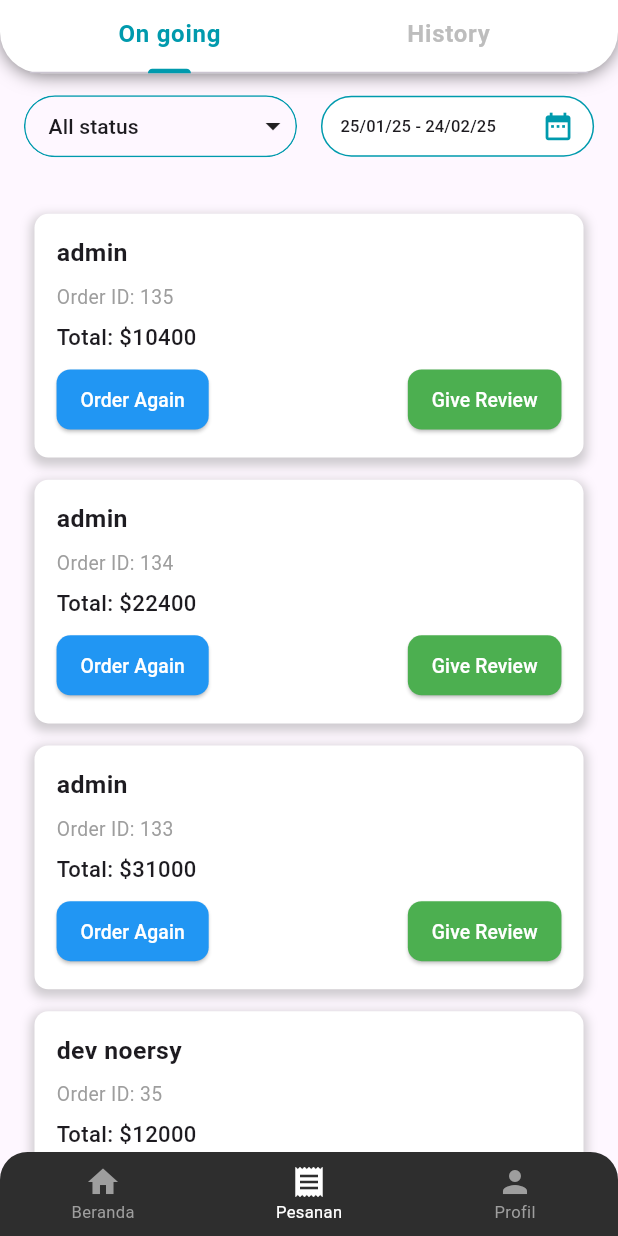
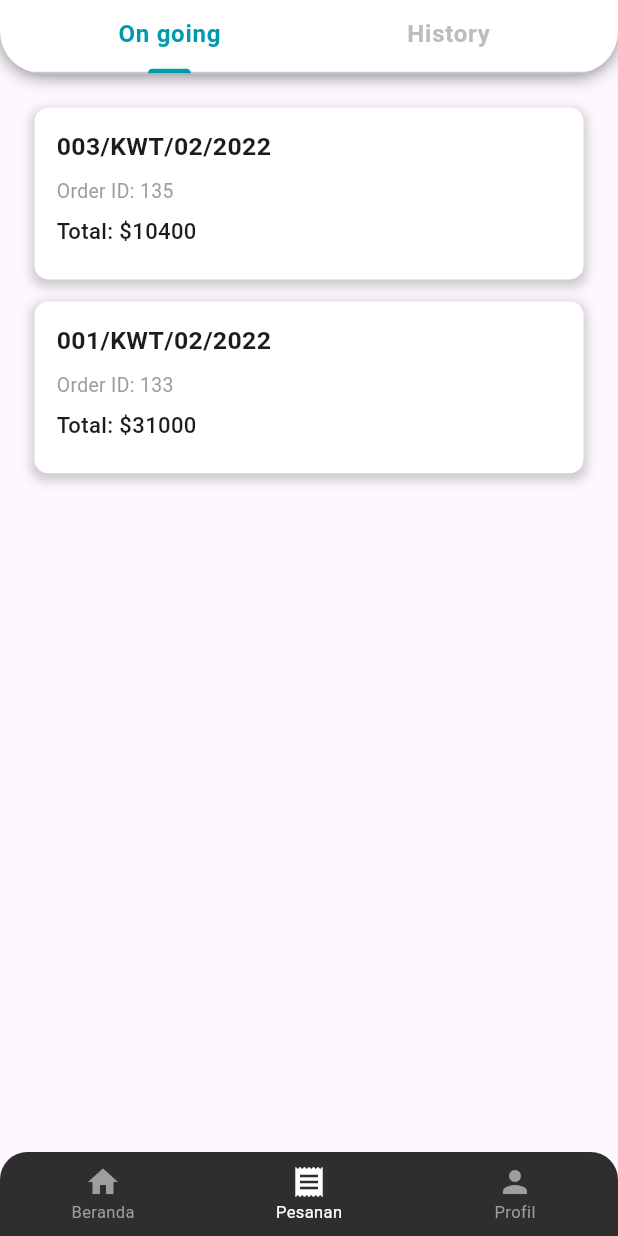
Before and after one commit to tektungg/venturo-javacode-rama, a Flutter app: the OrderScreen screen opened by its route, on a phone screen of 412 x 824 dp. Run offline on Flutter 3.47's test engine with Material 3 defaults, Android fonts, the phone set to English and light mode, and no system bars; our stand-ins replace cached_network_image, device_info_plus, dio, dropdown_button2, firebase_analytics, firebase_auth and 18 more; missing offline and left inert: app_settings, fast_rsa, flutter_inappwebview, panara_dialogs; accounts and stored records are empty; key blocks and very long unbroken strings in the code were emptied for the run.

Commit message:
fix : order list

```diff
--- a/lib/features/order/repositories/order_repository.dart
+++ b/lib/features/order/repositories/order_repository.dart
@@ -5,8 +5,8 @@ class OrderRepository {
       "no_struk": "001/KWT/01/2022",
       "nama": "dev noersy",
       "total_bayar": 12000,
-      "tanggal": "2023-06-19",
-      "status": 2,
+      "tanggal": "2025-02-01",
+      "status": 3,
       "menu": [
         {
           "id_menu": 9,
@@ -67,8 +67,8 @@ class OrderRepository {
       "no_struk": "002/KWT/02/2022",
       "nama": "admin",
       "total_bayar": 22400,
-      "tanggal": "2022-02-18",
-      "status": 0,
+      "tanggal": "2025-02-18",
+      "status": 4,
       "menu": [
         {
           "id_menu": 11,
--- a/lib/features/order/view/components/order_item_card.dart
+++ b/lib/features/order/view/components/order_item_card.dart
@@ -2,19 +2,20 @@ import 'package:flutter/material.dart';
 import 'package:flutter_screenutil/flutter_screenutil.dart';
 
 class OrderItemCard extends StatelessWidget {
-
   const OrderItemCard({
     super.key,
     required this.order,
     this.onTap,
     this.onOrderAgain,
     this.onGiveReview,
+    this.showButtons = false,
   });
 
   final Map<String, dynamic> order;
   final VoidCallback? onTap;
   final VoidCallback? onOrderAgain;
   final ValueChanged<int>? onGiveReview;
+  final bool showButtons;
 
   @override
   Widget build(BuildContext context) {
@@ -39,7 +40,7 @@ class OrderItemCard extends StatelessWidget {
           crossAxisAlignment: CrossAxisAlignment.start,
           children: [
             Text(
-              order['nama'] ?? 'Unknown',
+              order['no_struk'] ?? 'Unknown',
               style: TextStyle(
                 fontSize: 18.sp,
                 fontWeight: FontWeight.bold,
@@ -47,7 +48,7 @@ class OrderItemCard extends StatelessWidget {
             ),
             SizedBox(height: 8.h),
             Text(
-              'Order ID: ${order['id_order'] ?? 'N/A'}',
+              'Order ID: ${order['id_order']?.toString() ?? 'N/A'}',
               style: TextStyle(
                 fontSize: 14.sp,
                 color: Colors.grey,
@@ -55,13 +56,14 @@ class OrderItemCard extends StatelessWidget {
             ),
             SizedBox(height: 8.h),
             Text(
-              'Total: \$${order['total_bayar'] ?? 0}',
+              'Total: \$${order['total_bayar']?.toString() ?? '0'}',
               style: TextStyle(
                 fontSize: 16.sp,
                 fontWeight: FontWeight.w500,
               ),
             ),
             SizedBox(height: 8.h),
+            if (showButtons)
               Row(
                 mainAxisAlignment: MainAxisAlignment.spaceBetween,
                 children: [
@@ -69,7 +71,8 @@ class OrderItemCard extends StatelessWidget {
                     onPressed: onOrderAgain,
                     style: ElevatedButton.styleFrom(
                       backgroundColor: Colors.blue,
-                    padding: EdgeInsets.symmetric(horizontal: 16.w, vertical: 8.h),
+                      padding:
+                          EdgeInsets.symmetric(horizontal: 16.w, vertical: 8.h),
                       shape: RoundedRectangleBorder(
                         borderRadius: BorderRadius.circular(10.r),
                       ),
@@ -86,7 +89,8 @@ class OrderItemCard extends StatelessWidget {
                     onPressed: () => onGiveReview?.call(order['id_order'] ?? 0),
                     style: ElevatedButton.styleFrom(
                       backgroundColor: Colors.green,
-                    padding: EdgeInsets.symmetric(horizontal: 16.w, vertical: 8.h),
+                      padding:
+                          EdgeInsets.symmetric(horizontal: 16.w, vertical: 8.h),
                       shape: RoundedRectangleBorder(
                         borderRadius: BorderRadius.circular(10.r),
                       ),
--- a/lib/features/order/view/ui/ongoing_order_tab.dart
+++ b/lib/features/order/view/ui/ongoing_order_tab.dart
@@ -7,7 +7,6 @@ import 'package:venturo_core/features/order/controllers/order_controller.dart';
 import 'package:venturo_core/features/order/view/components/order_item_card.dart';
 
 class OnGoingOrderTabScreen extends StatelessWidget {
-
   const OnGoingOrderTabScreen({super.key});
 
   static FirebaseAnalytics analytics = FirebaseAnalytics.instance;
@@ -31,7 +30,7 @@ class OnGoingOrderTabScreen extends StatelessWidget {
                 '${Routes.orderRoute}/${OrderController.to.onGoingOrders[index]['id_order']}',
               );
             },
-            onOrderAgain: () {},
+            showButtons: false,
           ),
           separatorBuilder: (context, index) => 16.verticalSpace,
           itemCount: OrderController.to.onGoingOrders.length,
--- a/lib/features/order/view/ui/order_screen.dart
+++ b/lib/features/order/view/ui/order_screen.dart
@@ -1,9 +1,4 @@
 import 'package:flutter/material.dart';
-import 'package:flutter_screenutil/flutter_screenutil.dart';
-import 'package:get/get.dart';
-import 'package:venturo_core/features/order/controllers/order_controller.dart';
-import 'package:venturo_core/features/order/view/components/dropdown_status.dart';
-import 'package:venturo_core/features/order/view/components/date_picker.dart';
 import 'package:venturo_core/features/order/view/components/order_top_bar.dart';
 import 'package:venturo_core/features/order/view/ui/ongoing_order_tab.dart';
 import 'package:venturo_core/features/order/view/ui/order_history_tab.dart';
@@ -21,39 +16,6 @@ class OrderScreen extends StatelessWidget {
           appBar: const OrderTopBar(),
           body: Column(
             children: [
-              Padding(
-                padding: EdgeInsets.symmetric(horizontal: 16.w, vertical: 16.h),
-                child: Row(
-                  children: [
-                    Expanded(
-                      child: Obx(() {
-                        return DropdownStatus(
-                          items: OrderController.to.dateFilterStatus,
-                          selectedItem:
-                              OrderController.to.selectedCategory.value,
-                          onChanged: (value) {
-                            if (value != null) {
-                              OrderController.to.setDateFilter(category: value);
-                            }
-                          },
-                        );
-                      }),
-                    ),
-                    SizedBox(width: 16.w),
-                    Expanded(
-                      child: Obx(() {
-                        return DatePicker(
-                          selectDate:
-                              OrderController.to.selectedDateRange.value,
-                          onChanged: (dateRange) {
-                            OrderController.to.setDateFilter(range: dateRange);
-                          },
-                        );
-                      }),
-                    ),
-                  ],
-                ),
-              ),
               Expanded(
                 child: Stack(
                   children: [
```
Also changed, not shown: lib/features/order/controllers/order_controller.dart (+8 -2 lines), lib/features/order/view/ui/order_history_tab.dart (+61 -10 lines). Lines whose indentation alone changed are shown as unchanged.
